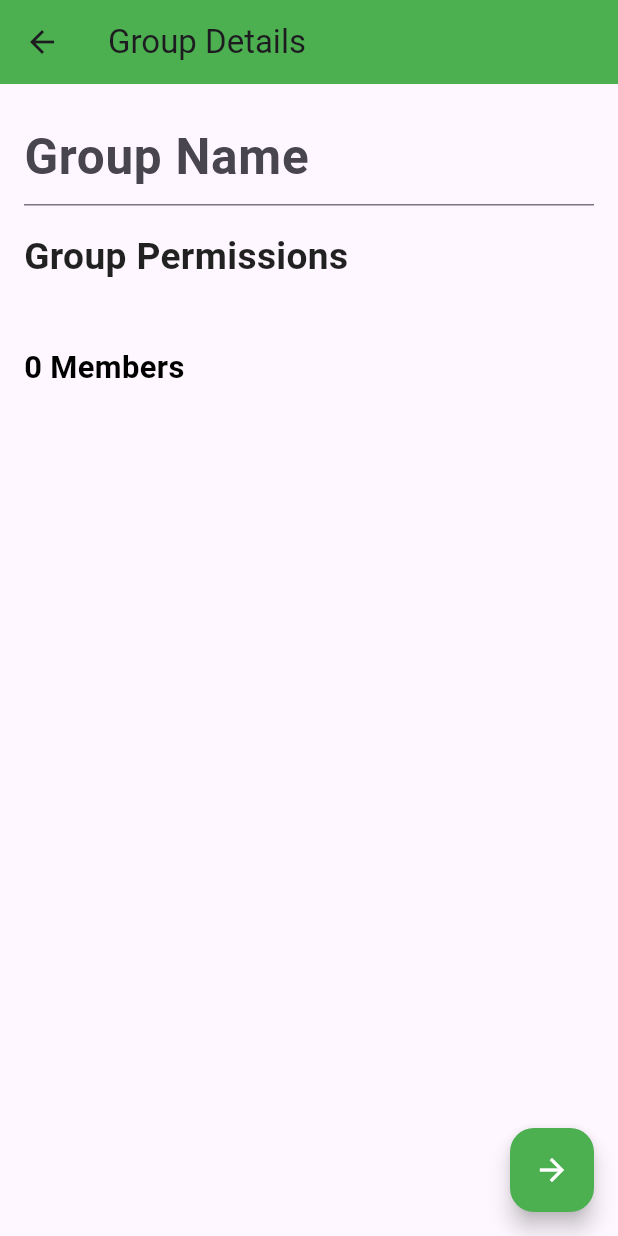
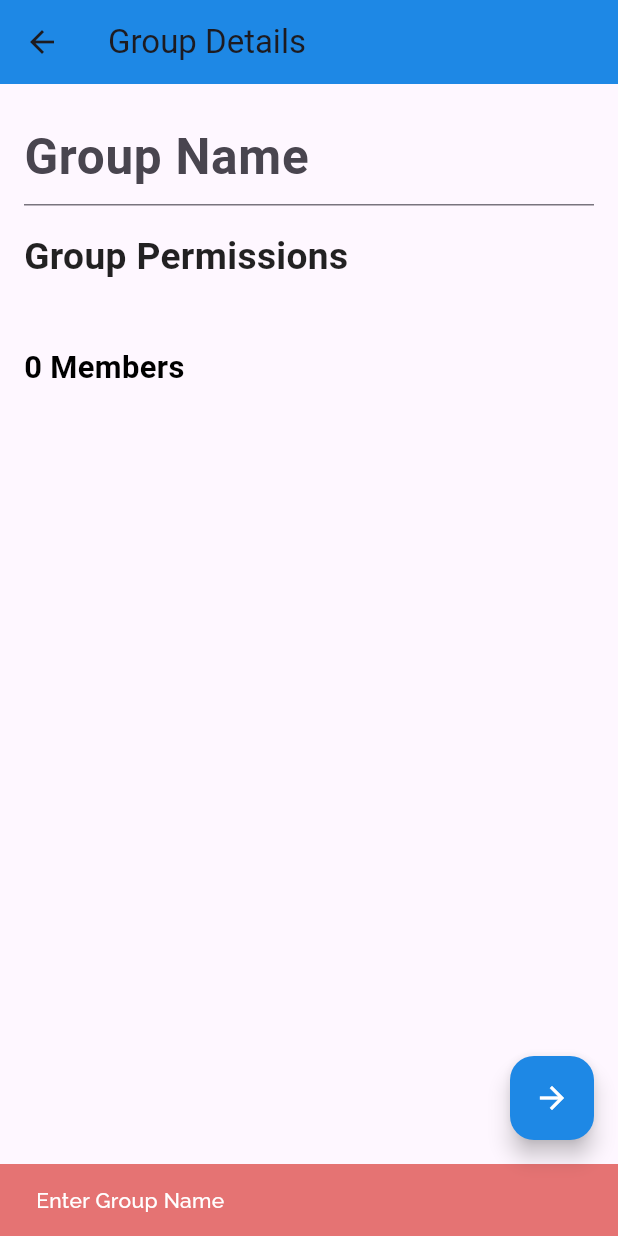
Before and after one commit to Honeypanchal/chatapp, a Flutter app: the NewGroupDefinition screen opened directly with empty values, after a tap on the "arrow forward" icon, on a phone screen of 412 x 824 dp. Run offline on Flutter 3.47's test engine with Material 3 defaults, Android fonts, the phone set to English and light mode, and no system bars; our stand-ins replace cloud_firestore, firebase_auth, firebase_core, flutter_chat_bubble, google_sign_in; accounts and stored records are empty.

Commit message:
Done with group chat creation in which we pass user uid's and default group permissions

```diff
--- a/lib/Pages/GroupChatLayout/new_group_definition.dart
+++ b/lib/Pages/GroupChatLayout/new_group_definition.dart
@@ -1,24 +1,24 @@
+import 'package:chatapp/models/CustomClass.dart';
+import 'package:chatapp/models/Group.dart';
+import 'package:cloud_firestore/cloud_firestore.dart';
 import 'package:flutter/material.dart';
+import 'package:chatapp/services/groupChat.dart';
+import 'package:chatapp/Pages/GroupChatLayout/GroupChatPage.dart';
 
 class NewGroupDefinition extends StatefulWidget {
-  final List<dynamic> members;
+  final List<String> members;
+  final CustomClass createdBy;
 
-  const NewGroupDefinition({super.key,
-
-    required this.members,
-  }
-  );
-
+  const NewGroupDefinition(
+      {super.key, required this.members, required this.createdBy});
 
   @override
   State<NewGroupDefinition> createState() => _NewGroupDefinitionState();
 }
 
-class _NewGroupDefinitionState extends State<NewGroupDefinition>{
-
+class _NewGroupDefinitionState extends State<NewGroupDefinition> {
   @override
   Widget build(BuildContext context) {
-
     double width = MediaQuery.of(context).size.width;
     double height = MediaQuery.of(context).size.height;
     TextEditingController _groupName = TextEditingController();
@@ -26,7 +26,7 @@ class _NewGroupDefinitionState extends State<NewGroupDefinition>{
     return Scaffold(
       appBar: AppBar(
         title: Text('Group Details'),
-        backgroundColor:  Colors.green, // WhatsApp color
+        backgroundColor: Colors.blue[600], // WhatsApp color
       ),
       body: SingleChildScrollView(
         child: Padding(
@@ -37,17 +37,17 @@ class _NewGroupDefinitionState extends State<NewGroupDefinition>{
               // Group Name Section
               TextFormField(
                 controller: _groupName,
-                decoration: InputDecoration(
-                    hintText: 'Group Name'
-                ),
+                decoration: InputDecoration(hintText: 'Group Name'),
                 style: TextStyle(
                   fontSize: width * 0.08,
                   fontWeight: FontWeight.bold,
                   color: Colors.black,
                 ),
-                validator: (val){
-                  if(val!.isEmpty) return 'Enter Group Name';
-                  else return null ;
+                validator: (val) {
+                  if (val!.isEmpty)
+                    return 'Enter Group Name';
+                  else
+                    return null;
                 },
               ),
               SizedBox(height: height * 0.02),
@@ -75,7 +75,6 @@ class _NewGroupDefinitionState extends State<NewGroupDefinition>{
                       color: Colors.black,
                     ),
                   ),
-
                 ],
               ),
               SizedBox(height: height * 0.02),
@@ -97,7 +96,7 @@ class _NewGroupDefinitionState extends State<NewGroupDefinition>{
                           ),
                           SizedBox(height: height * 0.01),
                           Text(
-                            widget.members[index]['firstName']!,
+                            widget.members[index],
                             style: TextStyle(
                               fontSize: width * 0.04,
                               color: Colors.black,
@@ -113,9 +112,34 @@ class _NewGroupDefinitionState extends State<NewGroupDefinition>{
           ),
         ),
       ),
-      floatingActionButton: FloatingActionButton(onPressed: (){
-
-      },backgroundColor: Colors.green,child: Icon(Icons.arrow_forward,color: Colors.white,),),
+      floatingActionButton: FloatingActionButton(
+        onPressed: () async {
+          if (_groupName.text.isEmpty) {
+            ScaffoldMessenger.of(context).showSnackBar(SnackBar(
+              content: Text(
+                "Enter Group Name",
+                style: TextStyle(fontFamily: 'Raleway', color: Colors.white),
+              ),
+              backgroundColor: Colors.red.shade300,
+            ));
+          } else {
+            Group newGroup = await createNewGroup(
+                _groupName.text.trim().toString(),
+                "assets/images/jpg",
+                "groupDescription",
+                widget.createdBy.uid,
+                widget.members,
+                Timestamp.now());
+            Navigator.of(context).push(MaterialPageRoute(
+                builder: (context) => Groupchatpage(newGroup: newGroup)));
+          }
+        },
+        backgroundColor: Colors.blue[600],
+        child: Icon(
+          Icons.arrow_forward,
+          color: Colors.white,
+        ),
+      ),
     );
   }
 }
--- a/lib/models/Group.dart
+++ b/lib/models/Group.dart
@@ -1,7 +1,8 @@
+import 'package:chatapp/models/CustomClass.dart';
 import 'package:cloud_firestore/cloud_firestore.dart';
 
 class Group {
-  final String groupId;
+
   final String groupName;
   final String groupIcon;
   final String groupDescription;
@@ -13,7 +14,6 @@ class Group {
   final bool addOtherMembers;
 
   Group({
-    required this.groupId,
     required this.groupName,
     required this.groupIcon,
     required this.groupDescription,
@@ -30,7 +30,7 @@ class Group {
 
   Map<String, dynamic> toMap() {
     return {
-      'groupId': groupId,
+
       'groupName': groupName,
       'groupIcon': groupIcon,
       'groupDescription': groupDescription,
@@ -46,11 +46,11 @@ class Group {
 
   Group getGroupDetails(DocumentSnapshot doc) {
     return Group(
-      groupId: doc.id,
+
       groupName: doc['groupName'],
       groupIcon: doc['groupIcon'],
       groupDescription: doc['groupDescription'],
-      createdBy: doc['createdBy'],
+      createdBy: doc['createdBy'].uid,
       participants: List<String>.from(doc['participants']),
       createdAt: doc['createdAt'],
       groupSettings: doc['groupSettings'],
```
Also changed, not shown: lib/Pages/ChatPage.dart (+26 -14 lines), lib/Pages/GroupChatLayout/GroupChatPage.dart (added, +18 -0 lines), lib/services/groupChat.dart (+18 -3 lines).
